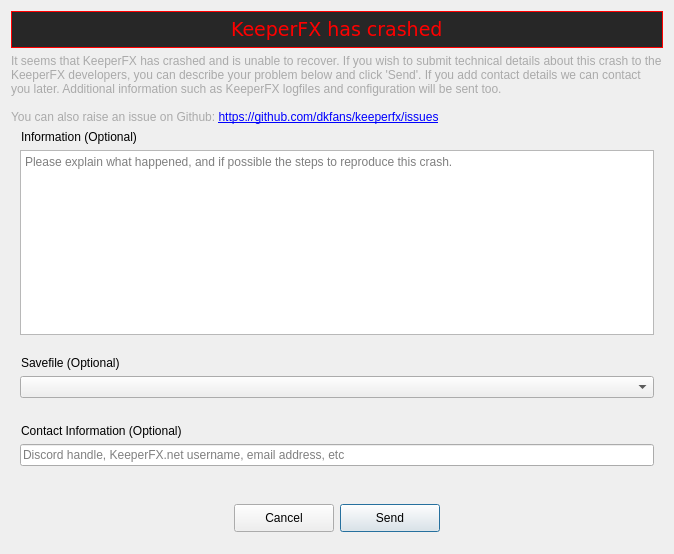
yani/keeperfx-launcher-qt, file ui/crashdialog.ui: the form before one commit.
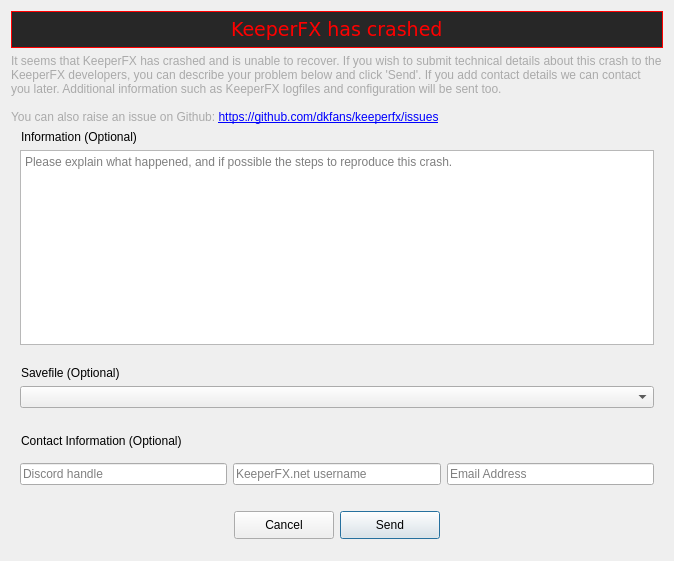
The form after the commit. Icons and pictures are not drawn.

Commit message: split discord/email/kfxnet contact details in crash report

What changed in the file:
```diff
--- a/ui/crashdialog.ui
+++ b/ui/crashdialog.ui
@@ -7,7 +7,7 @@
     <x>0</x>
     <y>0</y>
     <width>674</width>
-    <height>554</height>
+    <height>561</height>
    </rect>
   </property>
   <property name="windowTitle">
@@ -210,39 +210,31 @@
    </item>
    <item>
     <widget class="QWidget" name="contactInfoWidget" native="true">
-     <layout class="QHBoxLayout" name="horizontalLayout_5">
-      <property name="topMargin">
-       <number>0</number>
-      </property>
-      <property name="bottomMargin">
-       <number>0</number>
-      </property>
+     <layout class="QHBoxLayout" name="horizontalLayout_3">
       <item>
        <widget class="QLineEdit" name="contactInfoLineEdit">
         <property name="placeholderText">
-         <string>Discord handle, KeeperFX.net username, email address, etc</string>
+         <string>Discord handle</string>
+        </property>
+       </widget>
+      </item>
+      <item>
+       <widget class="QLineEdit" name="contactInfoKfxNetLineEdit">
+        <property name="placeholderText">
+         <string>KeeperFX.net username</string>
+        </property>
+       </widget>
+      </item>
+      <item>
+       <widget class="QLineEdit" name="contactInfoEmailLineEdit">
+        <property name="placeholderText">
+         <string>Email Address</string>
         </property>
        </widget>
       </item>
      </layout>
     </widget>
    </item>
-   <item>
-    <widget class="QWidget" name="widget" native="true">
-     <property name="minimumSize">
-      <size>
-       <width>0</width>
-       <height>15</height>
-      </size>
-     </property>
-     <property name="maximumSize">
-      <size>
-       <width>16777215</width>
-       <height>50</height>
-      </size>
-     </property>
-    </widget>
-   </item>
    <item>
     <widget class="QWidget" name="buttonsWidget" native="true">
      <property name="minimumSize">
```
Left out of the diff: 2 changed lines with no effect on the pictures. The commit also changes 1 other file.
